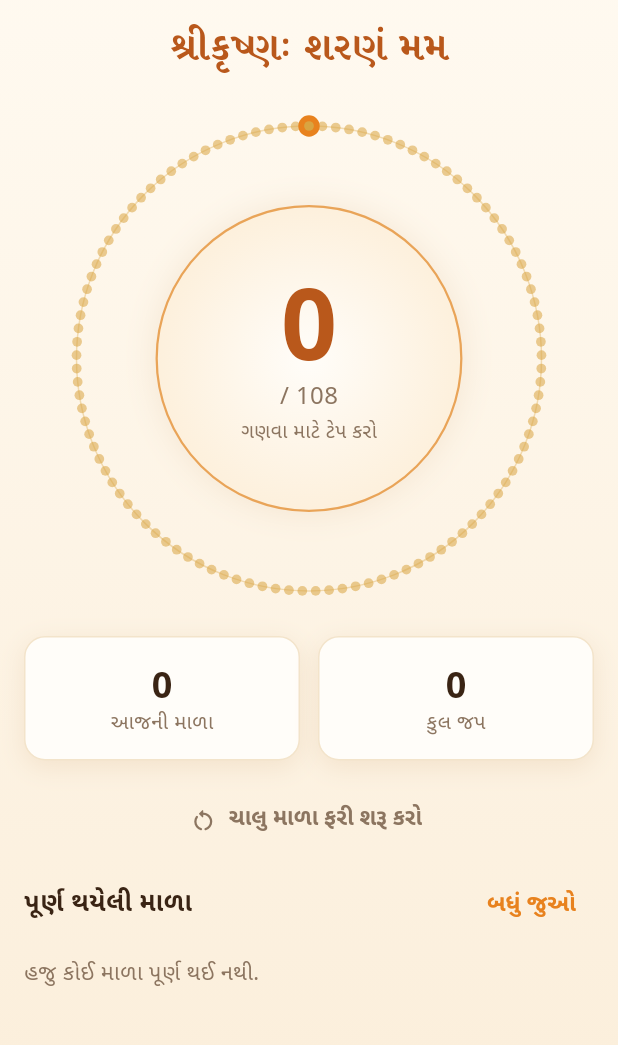
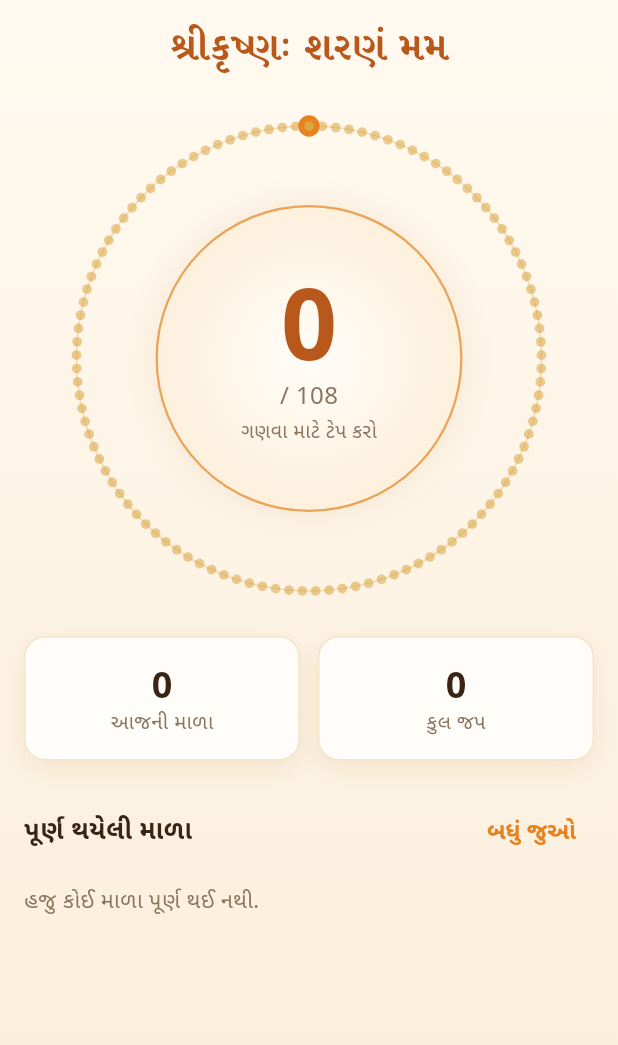
Before and after one commit to chinmaymodi24/pushtimarg-nitya-path, a Flutter app: the JapaView screen opened by its route, on a phone screen of 412 x 824 dp, the part 75-1120 px from its top. Run offline on Flutter 3.47's test engine with Material 3 defaults, Android fonts, the phone set to English and light mode, and no system bars; our stand-ins replace flutter_svg, get, get_storage; accounts and stored records are empty.

Commit message:
Japa: hide 'restart this mala' while the count is zero
Co-Authored-By: Claude Opus 5.5 <noreply@anthropic.com>
Claude-Session: https://claude.ai/code/session_01GGw6umaZzkZjSnBB44UrMi

```diff
--- a/lib/modules/japa/japa_view.dart
+++ b/lib/modules/japa/japa_view.dart
@@ -103,14 +103,24 @@ class JapaView extends GetView<JapaController> {
                   ),
                 ],
               ),
-              const SizedBox(height: 16),
-              Center(
+              // Restarting only makes sense once something is counted.
+              Obx(
+                () => controller.count.value == 0
+                    ? const SizedBox(height: 16)
+                    : Padding(
+                        padding: const EdgeInsets.only(top: 16),
+                        child: Center(
                           child: TextButton.icon(
                             onPressed: _confirmReset,
-                  icon: Icon(Icons.restart_alt_rounded, color: p.subtext),
+                            icon: Icon(
+                              Icons.restart_alt_rounded,
+                              color: p.subtext,
+                            ),
                             label: Text(
                               'japa_reset'.tr,
                               style: TextStyle(color: p.subtext, fontSize: 15),
+                            ),
+                          ),
                         ),
                       ),
               ),
```
Lines whose indentation alone changed are shown as unchanged.
